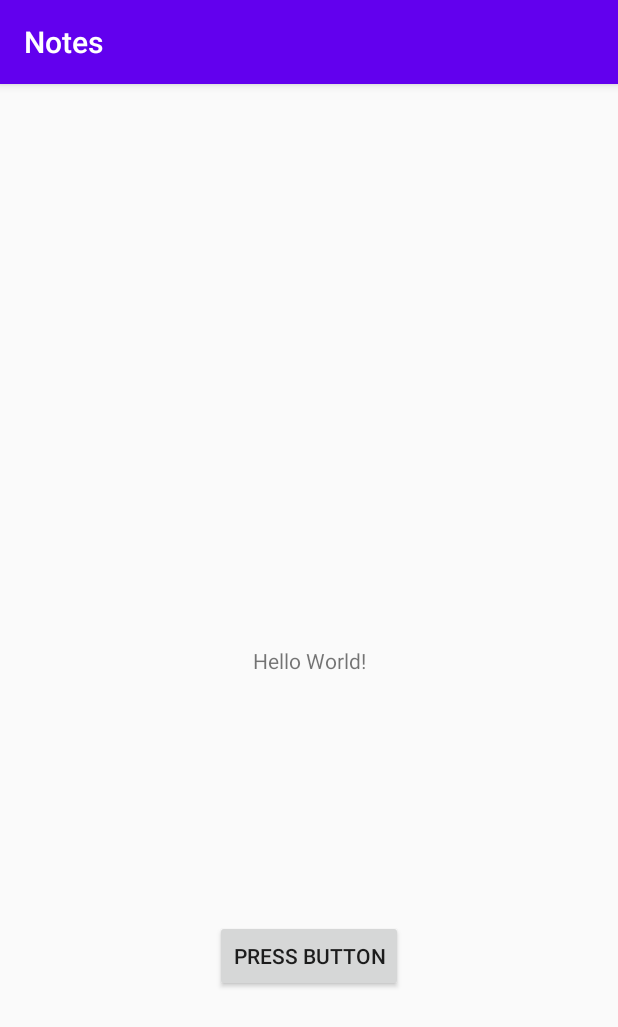
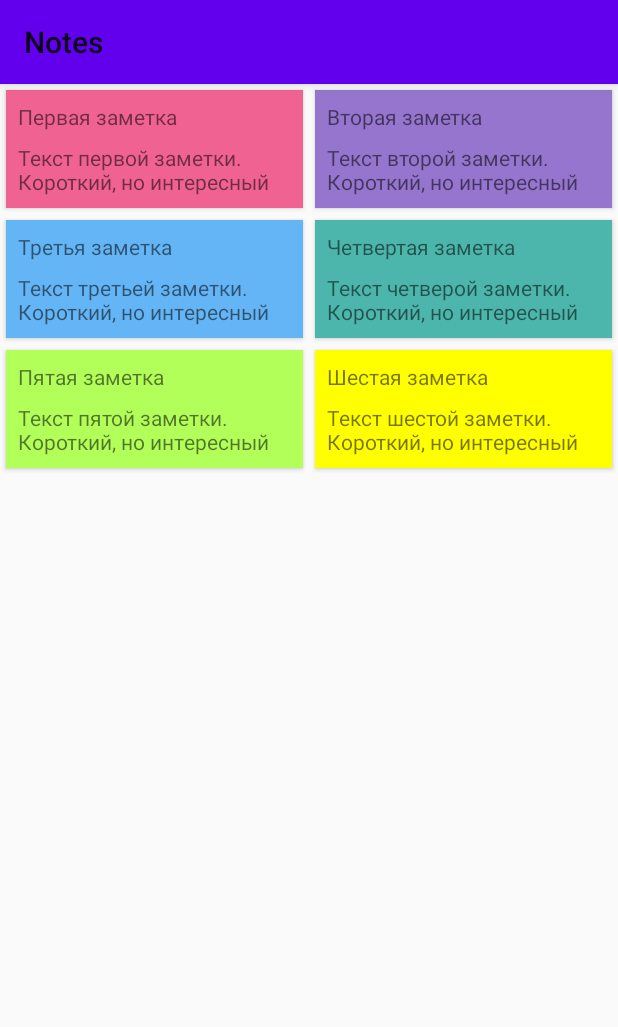
Before and after one commit to loleckek228/Notes, an Android app: the screen it shows after launch (MainActivity), on a phone screen of 412 x 824 dp. Shown: the top 1027 px of the screen. Run offline under Robolectric (Android 15) with nearby library versions, the phone set to English and light mode, and no system bars.

Commit message:
Homework(Lesson-2)

```diff
--- a/app/src/main/AndroidManifest.xml
+++ b/app/src/main/AndroidManifest.xml
@@ -9,7 +9,7 @@
         android:roundIcon="@mipmap/ic_launcher_round"
         android:supportsRtl="true"
         android:theme="@style/AppTheme">
-        <activity android:name=".MainActivity">
+        <activity android:name=".ui.main.MainActivity">
             <intent-filter>
                 <action android:name="android.intent.action.MAIN" />
 
--- a/app/src/main/java/com/geekbrains/android/notes/MainActivity.kt
+++ /dev/null
@@ -1,20 +0,0 @@
-package com.geekbrains.android.notes
-
-import android.os.Bundle
-import androidx.appcompat.app.AppCompatActivity
-import kotlinx.android.synthetic.main.activity_main.*
-
-class MainActivity : AppCompatActivity() {
-    override fun onCreate(savedInstanceState: Bundle?) {
-        super.onCreate(savedInstanceState)
-        setContentView(R.layout.activity_main)
-
-        setOnButtonClickBehavior()
-    }
-
-    private fun setOnButtonClickBehavior() {
-        button.setOnClickListener {
-            textView.text = getString(R.string.pressed_button)
-        }
-    }
-}
--- /dev/null
+++ b/app/src/main/java/com/geekbrains/android/notes/data/NotesRepository.kt
@@ -0,0 +1,39 @@
+package com.geekbrains.android.notes.data
+
+import com.geekbrains.android.notes.data.entity.Note
+
+object NotesRepository {
+    val notes: List<Note> = listOf(
+            Note(
+                    "Первая заметка",
+                    "Текст первой заметки. Короткий, но интересный",
+                    0xfff06292.toInt()
+            ),
+            Note(
+                    "Вторая заметка",
+                    "Текст второй заметки. Короткий, но интересный",
+                    0xff9575cd.toInt()
+            ),
+            Note(
+                    "Третья заметка",
+                    "Текст третьей заметки. Короткий, но интересный",
+                    0xff64b5f6.toInt()
+            ),
+            Note(
+                    "Четвертая заметка",
+                    "Текст четверой заметки. Короткий, но интересный",
+                    0xff4db6ac.toInt()
+            ),
+            Note(
+                    "Пятая заметка",
+                    "Текст пятой заметки. Короткий, но интересный",
+                    0xffb2ff59.toInt()
+            ),
+            Note(
+                    "Шестая заметка",
+                    "Текст шестой заметки. Короткий, но интересный",
+                    0xffffff00.toInt()
+            )
+
+    )
+}
--- /dev/null
+++ b/app/src/main/java/com/geekbrains/android/notes/data/entity/Note.kt
@@ -0,0 +1,3 @@
+package com.geekbrains.android.notes.data.entity
+
+class Note(val title: String, val text: String, val color: Int)
--- /dev/null
+++ b/app/src/main/java/com/geekbrains/android/notes/ui/main/MainActivity.kt
@@ -0,0 +1,35 @@
+package com.geekbrains.android.notes.ui.main
+
+import android.os.Bundle
+import android.widget.GridLayout
+import android.widget.Toast
+import androidx.appcompat.app.AppCompatActivity
+import androidx.lifecycle.Observer
+import androidx.lifecycle.ViewModelProvider
+import androidx.lifecycle.ViewModelProviders
+import androidx.recyclerview.widget.GridLayoutManager
+import com.geekbrains.android.notes.R
+import kotlinx.android.synthetic.main.activity_main.*
+
+class MainActivity : AppCompatActivity() {
+    lateinit var viewModel: MainViewModel
+    lateinit var adapter: NotesRecyclerViewAdapter
+
+    override fun onCreate(savedInstanceState: Bundle?) {
+        super.onCreate(savedInstanceState)
+        setContentView(R.layout.activity_main)
+
+        setSupportActionBar(toolbar)
+
+        viewModel = ViewModelProvider(this).get(MainViewModel::class.java)
+
+        adapter = NotesRecyclerViewAdapter()
+
+        notes_recyclerView.layoutManager = GridLayoutManager(this, 2)
+        notes_recyclerView.adapter = adapter
+
+        viewModel.viewState().observe(this, Observer { state ->
+            state?.let { adapter.notes = it.notes }
+        })
+    }
+}
--- /dev/null
+++ b/app/src/main/java/com/geekbrains/android/notes/ui/main/MainViewModel.kt
@@ -0,0 +1,16 @@
+package com.geekbrains.android.notes.ui.main
+
+import androidx.lifecycle.LiveData
+import androidx.lifecycle.MutableLiveData
+import androidx.lifecycle.ViewModel
+import com.geekbrains.android.notes.data.NotesRepository
+
+class MainViewModel : ViewModel() {
+    private val viewStateLiveData = MutableLiveData<MainViewState>()
+
+    init {
+        viewStateLiveData.value = MainViewState(NotesRepository.notes)
+    }
+
+    fun viewState(): LiveData<MainViewState> = viewStateLiveData
+}
--- /dev/null
+++ b/app/src/main/java/com/geekbrains/android/notes/ui/main/MainViewState.kt
@@ -0,0 +1,5 @@
+package com.geekbrains.android.notes.ui.main
+
+import com.geekbrains.android.notes.data.entity.Note
+
+class MainViewState(val notes: List<Note>)
--- /dev/null
+++ b/app/src/main/java/com/geekbrains/android/notes/ui/main/NotesRecyclerViewAdapter.kt
@@ -0,0 +1,40 @@
+package com.geekbrains.android.notes.ui.main
+
+import android.view.LayoutInflater
+import android.view.View
+import android.view.ViewGroup
+import android.widget.Toast
+import androidx.recyclerview.widget.RecyclerView
+import com.geekbrains.android.notes.R
+import com.geekbrains.android.notes.data.entity.Note
+import kotlinx.android.synthetic.main.activity_main.view.*
+import kotlinx.android.synthetic.main.item_note.view.*
+
+class NotesRecyclerViewAdapter : RecyclerView.Adapter<NotesRecyclerViewAdapter.ViewHolder>() {
+    var notes: List<Note> = listOf()
+        set(value) {
+            field = value
+            notifyDataSetChanged()
+        }
+
+    override fun onCreateViewHolder(parent: ViewGroup, viewType: Int): ViewHolder = ViewHolder(
+            LayoutInflater.from(parent.context).inflate(
+                    R.layout.item_note,
+                    parent,
+                    false
+            )
+    )
+
+    override fun getItemCount(): Int = notes.size
+
+    override fun onBindViewHolder(holder: ViewHolder, position: Int) =
+            holder.bind(notes[position])
+
+    class ViewHolder(itemView: View) : RecyclerView.ViewHolder(itemView) {
+        fun bind(note: Note) = with(note) {
+            itemView.textView_title.text = title
+            itemView.textView_text.text = text
+            itemView.setBackgroundColor(color)
+        }
+    }
+}
--- a/app/src/main/res/layout/activity_main.xml
+++ b/app/src/main/res/layout/activity_main.xml
@@ -1,29 +1,31 @@
 <?xml version="1.0" encoding="utf-8"?>
-<androidx.constraintlayout.widget.ConstraintLayout xmlns:android="http://schemas.android.com/apk/res/android"
+<androidx.coordinatorlayout.widget.CoordinatorLayout xmlns:android="http://schemas.android.com/apk/res/android"
     xmlns:app="http://schemas.android.com/apk/res-auto"
     xmlns:tools="http://schemas.android.com/tools"
     android:layout_width="match_parent"
     android:layout_height="match_parent"
-    tools:context=".MainActivity">
+    android:fitsSystemWindows="true"
+    tools:context=".ui.main.MainActivity">
 
-    <TextView
-        android:id="@+id/textView"
-        android:layout_width="wrap_content"
-        android:layout_height="wrap_content"
-        android:text="Hello World!"
-        app:layout_constraintBottom_toBottomOf="parent"
-        app:layout_constraintLeft_toLeftOf="parent"
-        app:layout_constraintRight_toRightOf="parent"
-        app:layout_constraintTop_toTopOf="parent" />
+    <com.google.android.material.appbar.AppBarLayout
+        android:id="@+id/appBar"
+        android:layout_width="match_parent"
+        android:layout_height="wrap_content">
 
-    <Button
-        android:id="@+id/button"
-        android:layout_width="wrap_content"
-        android:layout_height="wrap_content"
-        android:text="@string/press_button"
-        app:layout_constraintBottom_toBottomOf="parent"
-        app:layout_constraintLeft_toLeftOf="parent"
-        app:layout_constraintRight_toRightOf="parent"
-        app:layout_constraintTop_toBottomOf="@id/textView"/>
+        <androidx.appcompat.widget.Toolbar
+            android:id="@+id/toolbar"
+            android:layout_width="match_parent"
+            android:layout_height="wrap_content"
+            app:layout_scrollFlags="scroll|enterAlways"
+            app:title="@string/app_name" />
 
-</androidx.constraintlayout.widget.ConstraintLayout>
+    </com.google.android.material.appbar.AppBarLayout>
+
+    <androidx.recyclerview.widget.RecyclerView
+        android:id="@+id/notes_recyclerView"
+        android:layout_width="match_parent"
+        android:layout_height="match_parent"
+        app:layout_behavior="@string/appbar_scrolling_view_behavior"
+        tools:listitem="@layout/item_note" />
+
+</androidx.coordinatorlayout.widget.CoordinatorLayout>
--- /dev/null
+++ b/app/src/main/res/layout/item_note.xml
@@ -0,0 +1,30 @@
+<?xml version="1.0" encoding="utf-8"?>
+<androidx.cardview.widget.CardView xmlns:android="http://schemas.android.com/apk/res/android"
+    xmlns:tools="http://schemas.android.com/tools"
+    android:layout_width="match_parent"
+    android:layout_height="wrap_content"
+    android:layout_margin="@dimen/card_view_margin">
+
+    <LinearLayout
+        android:layout_width="match_parent"
+        android:layout_height="wrap_content"
+        android:orientation="vertical">
+
+        <TextView
+            android:id="@+id/textView_title"
+            android:layout_width="wrap_content"
+            android:layout_height="wrap_content"
+            android:layout_marginStart="@dimen/text_view_indent"
+            android:layout_marginTop="@dimen/text_view_indent"
+            android:layout_marginEnd="@dimen/text_view_indent"
+            tools:text="@string/very_important_note" />
+
+        <TextView
+            android:id="@+id/textView_text"
+            android:layout_width="match_parent"
+            android:layout_height="wrap_content"
+            android:layout_margin="@dimen/text_view_indent"
+            tools:text="@string/very_important_text" />
+
+    </LinearLayout>
+</androidx.cardview.widget.CardView>
--- /dev/null
+++ b/app/src/main/res/values/dimens.xml
@@ -0,0 +1,5 @@
+<?xml version="1.0" encoding="utf-8"?>
+<resources>
+    <dimen name="card_view_margin">4dp</dimen>
+    <dimen name="text_view_indent">8dp</dimen>
+</resources>
--- a/app/src/main/res/values/strings.xml
+++ b/app/src/main/res/values/strings.xml
@@ -2,4 +2,6 @@
     <string name="app_name">Notes</string>
     <string name="press_button">Press Button</string>
     <string name="pressed_button">Button was pressed</string>
+    <string name="very_important_note">Very important note</string>
+    <string name="very_important_text">My very important note text with very important information</string>
 </resources>
--- a/app/src/main/res/values/styles.xml
+++ b/app/src/main/res/values/styles.xml
@@ -5,6 +5,8 @@
         <item name="colorPrimary">@color/colorPrimary</item>
         <item name="colorPrimaryDark">@color/colorPrimaryDark</item>
         <item name="colorAccent">@color/colorAccent</item>
+        <item name="windowNoTitle">true</item>
+        <item name="windowActionBar">false</item>
     </style>
 
 </resources>
--- a/build.gradle
+++ b/build.gradle
@@ -6,7 +6,7 @@ buildscript {
         jcenter()
     }
     dependencies {
-        classpath "com.android.tools.build:gradle:4.0.0"
+        classpath 'com.android.tools.build:gradle:4.0.1'
         classpath "org.jetbrains.kotlin:kotlin-gradle-plugin:$kotlin_version"
 
         // NOTE: Do not place your application dependencies here; they belong
```
Also changed, not shown: app/build.gradle (+9 -5 lines).
